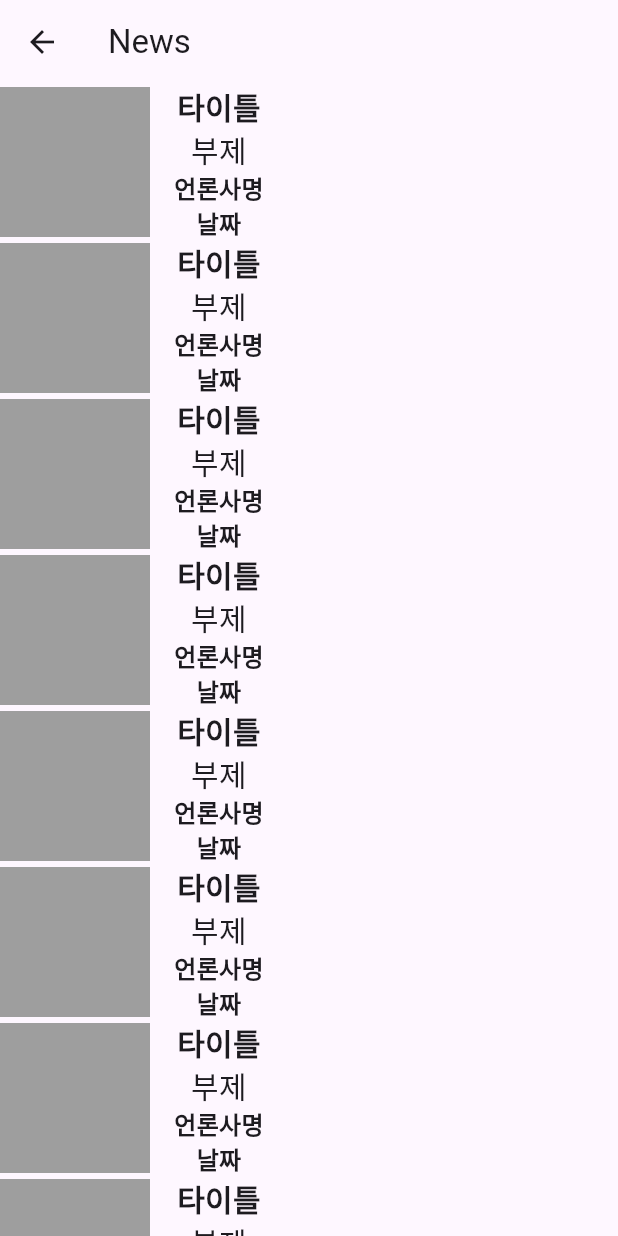
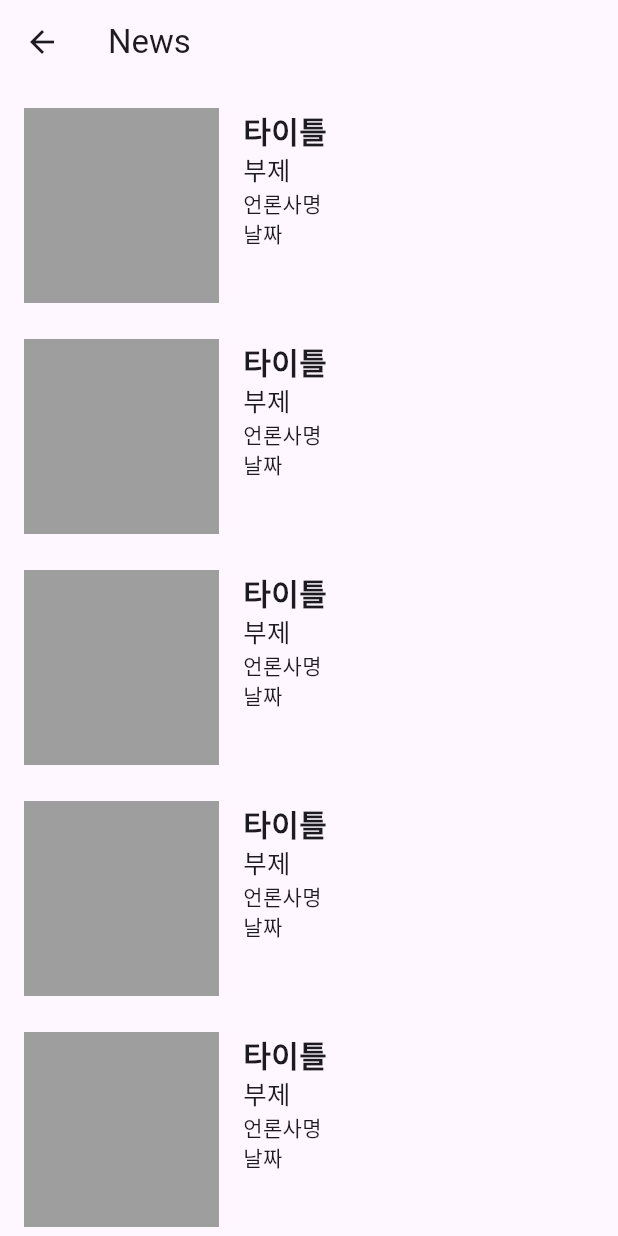
Before and after one commit to jinhan38/smwu_202508, a Flutter app: the NewsScreen screen opened directly, on a phone screen of 412 x 824 dp. Run offline on Flutter 3.47's test engine with Material 3 defaults, Android fonts, the phone set to English and light mode, and no system bars; our stand-ins replace dio.

Commit message:
뉴스 화면 UI 기본 작업

```diff
--- a/lib/screen/news/news_screen.dart
+++ b/lib/screen/news/news_screen.dart
@@ -13,29 +13,31 @@ class _NewsScreenState extends State<NewsScreen> {
     return Scaffold(
       appBar: AppBar(title: Text("News")),
       body: ListView.builder(
+        padding: EdgeInsets.all(16),
         itemBuilder: (context, index) {
-          return Row(
+          return Padding(
+            padding: EdgeInsets.only(bottom: 24),
+            child: Row(
+              crossAxisAlignment: CrossAxisAlignment.start,
               children: [
-              Container(width: 100, height: 100, color: Colors.grey),
+                Container(width: 130, height: 130, color: Colors.grey),
                 SizedBox(width: 16),
                 Column(
+                  mainAxisAlignment: MainAxisAlignment.start,
+                  crossAxisAlignment: CrossAxisAlignment.start,
                   children: [
                     Text(
                       "타이틀",
                       style: TextStyle(fontSize: 20, fontWeight: FontWeight.bold),
+                      maxLines: 1,
                     ),
-                  Text("부제", style: TextStyle(fontSize: 20)),
-                  Text(
-                    "언론사명",
-                    style: TextStyle(fontSize: 16, fontWeight: FontWeight.bold),
-                  ),
-                  Text(
-                    "날짜",
-                    style: TextStyle(fontSize: 16, fontWeight: FontWeight.bold),
+                    Text("부제", style: TextStyle(fontSize: 17), maxLines: 2),
+                    Text("언론사명", style: TextStyle(fontSize: 14)),
+                    Text("날짜", style: TextStyle(fontSize: 14)),
+                  ],
                 ),
               ],
             ),
-            ],
           );
         },
         itemCount: 10,
```
Lines whose indentation alone changed are shown as unchanged.
